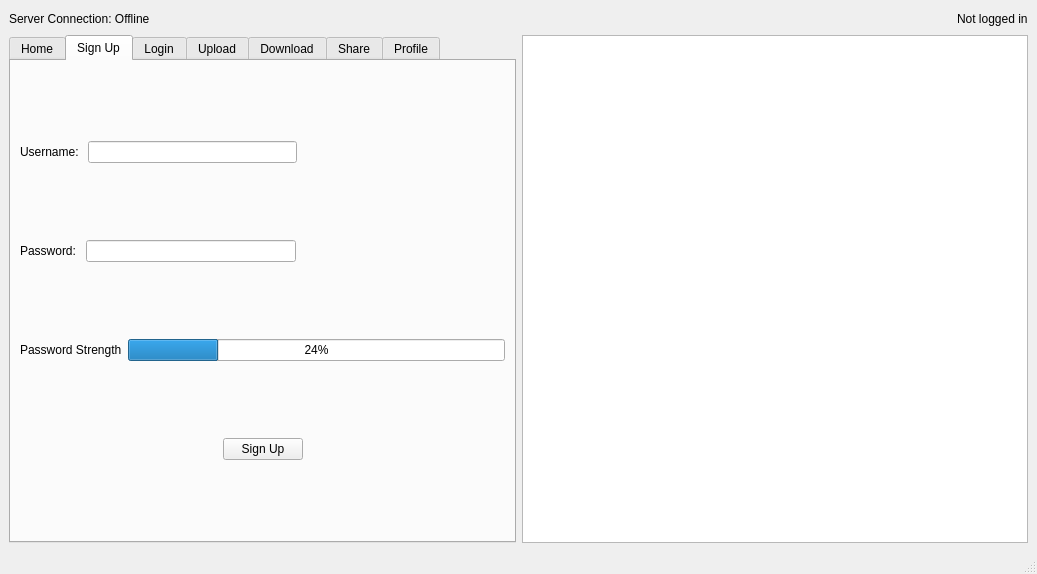
Old version of the form fileshareqt/mainwindow.ui in the repository Tomas-Deane/FileShare.
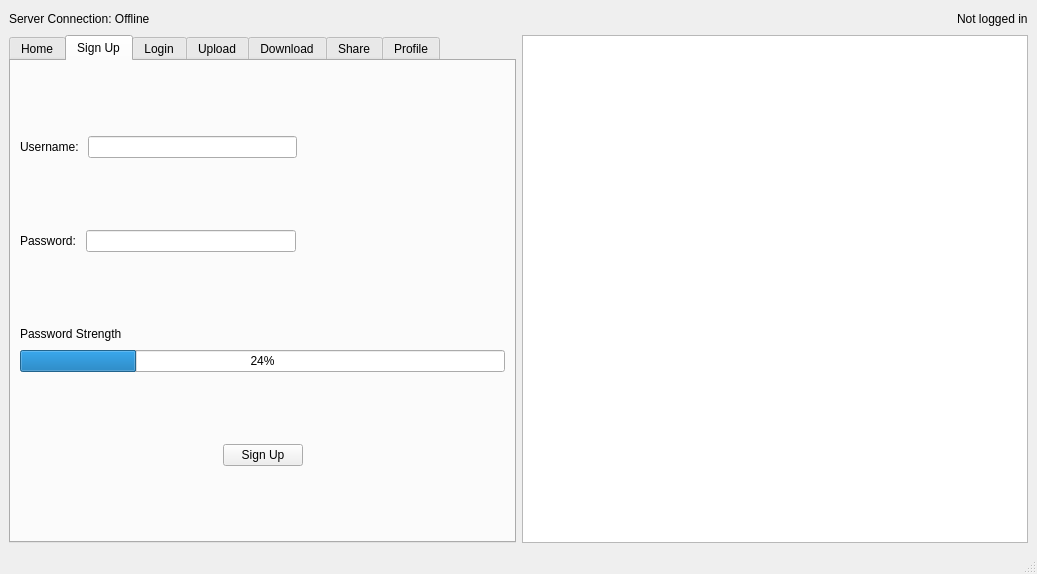
New version of the form. Icons and pictures are not drawn.

Commit message: nicer looking bar with better error

```diff
--- a/fileshareqt/mainwindow.ui
+++ b/fileshareqt/mainwindow.ui
@@ -83,7 +83,20 @@
          <attribute name="title">
           <string>Sign Up</string>
          </attribute>
-         <layout class="QVBoxLayout" name="verticalLayout_28">
+         <layout class="QVBoxLayout" name="verticalLayout_29">
+          <item>
+           <spacer name="verticalSpacer_10">
+            <property name="orientation">
+             <enum>Qt::Orientation::Vertical</enum>
+            </property>
+            <property name="sizeHint" stdset="0">
+             <size>
+              <width>20</width>
+              <height>40</height>
+             </size>
+            </property>
+           </spacer>
+          </item>
           <item>
            <layout class="QHBoxLayout" name="horizontalLayout_27">
             <item>
@@ -115,6 +128,19 @@
             </item>
            </layout>
           </item>
+          <item>
+           <spacer name="verticalSpacer_9">
+            <property name="orientation">
+             <enum>Qt::Orientation::Vertical</enum>
+            </property>
+            <property name="sizeHint" stdset="0">
+             <size>
+              <width>20</width>
+              <height>40</height>
+             </size>
+            </property>
+           </spacer>
+          </item>
           <item>
            <layout class="QHBoxLayout" name="horizontalLayout_28">
             <item>
@@ -147,23 +173,70 @@
            </layout>
           </item>
           <item>
-           <layout class="QHBoxLayout" name="horizontalLayout_30">
+           <spacer name="verticalSpacer_11">
+            <property name="orientation">
+             <enum>Qt::Orientation::Vertical</enum>
+            </property>
+            <property name="sizeHint" stdset="0">
+             <size>
+              <width>20</width>
+              <height>40</height>
+             </size>
+            </property>
+           </spacer>
+          </item>
+          <item>
+           <layout class="QVBoxLayout" name="verticalLayout_28">
             <item>
-             <widget class="QLabel" name="passwordStrengthLabel">
-              <property name="text">
-               <string>Password Strength</string>
-              </property>
-             </widget>
+             <layout class="QHBoxLayout" name="horizontalLayout_31">
+              <item>
+               <widget class="QLabel" name="passwordStrengthLabel">
+                <property name="text">
+                 <string>Password Strength</string>
+                </property>
+               </widget>
+              </item>
+              <item>
+               <spacer name="horizontalSpacer_3">
+                <property name="orientation">
+                 <enum>Qt::Orientation::Horizontal</enum>
+                </property>
+                <property name="sizeHint" stdset="0">
+                 <size>
+                  <width>40</width>
+                  <height>20</height>
+                 </size>
+                </property>
+               </spacer>
+              </item>
+             </layout>
             </item>
             <item>
-             <widget class="QProgressBar" name="passwordStrengthBar">
-              <property name="value">
-               <number>24</number>
-              </property>
-             </widget>
+             <layout class="QHBoxLayout" name="horizontalLayout_30">
+              <item>
+               <widget class="QProgressBar" name="passwordStrengthBar">
+                <property name="value">
+                 <number>24</number>
+                </property>
+               </widget>
+              </item>
+             </layout>
             </item>
            </layout>
           </item>
+          <item>
+           <spacer name="verticalSpacer_13">
+            <property name="orientation">
+             <enum>Qt::Orientation::Vertical</enum>
+            </property>
+            <property name="sizeHint" stdset="0">
+             <size>
+              <width>20</width>
+              <height>40</height>
+             </size>
+            </property>
+           </spacer>
+          </item>
           <item>
            <layout class="QHBoxLayout" name="horizontalLayout_29">
             <item>
@@ -201,6 +274,19 @@
             </item>
            </layout>
           </item>
+          <item>
+           <spacer name="verticalSpacer_12">
+            <property name="orientation">
+             <enum>Qt::Orientation::Vertical</enum>
+            </property>
+            <property name="sizeHint" stdset="0">
+             <size>
+              <width>20</width>
+              <height>40</height>
+             </size>
+            </property>
+           </spacer>
+          </item>
          </layout>
         </widget>
         <widget class="QWidget" name="Login">
```
The commit also changes 1 other file.
